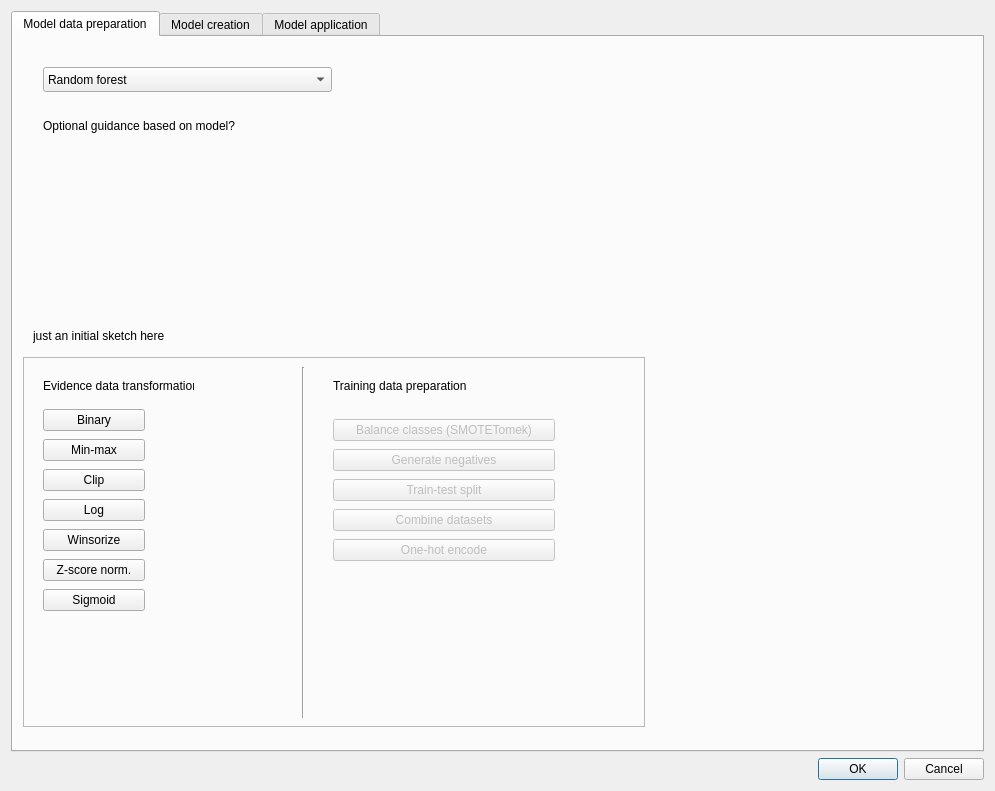
This is eis_qgis_plugin/resources/ui/changes_design_Ina/wizard_model.ui in GispoCoding/eis_qgis_plugin as Qt 5 draws it before an edit. The edited form follows.
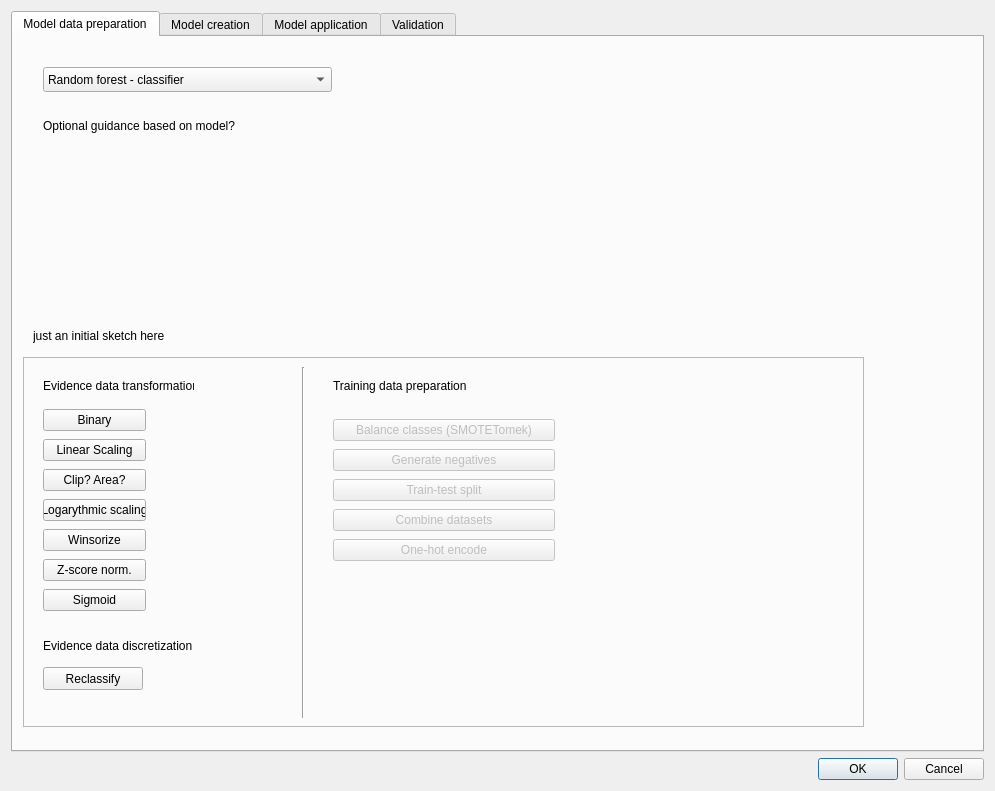
This is the edited form. The open tabs and pages were chosen to show the change. Custom widgets are drawn as their Qt base class.

Patch:
```diff
--- a/eis_qgis_plugin/resources/ui/changes_design_Ina/wizard_model.ui
+++ b/eis_qgis_plugin/resources/ui/changes_design_Ina/wizard_model.ui
@@ -47,7 +47,27 @@
        </property>
        <item>
         <property name="text">
-         <string>Random forest</string>
+         <string>Random forest - classifier</string>
+        </property>
+       </item>
+       <item>
+        <property name="text">
+         <string>Random forest - regressor</string>
+        </property>
+       </item>
+       <item>
+        <property name="text">
+         <string>Gradient boosting – classifier</string>
+        </property>
+       </item>
+       <item>
+        <property name="text">
+         <string>Gradient boosting – regressor</string>
+        </property>
+       </item>
+       <item>
+        <property name="text">
+         <string>Logistic regression (classifier)</string>
         </property>
        </item>
        <item>
@@ -66,7 +86,7 @@
         <rect>
          <x>10</x>
          <y>320</y>
-         <width>622</width>
+         <width>841</width>
          <height>370</height>
         </rect>
        </property>
@@ -100,7 +120,7 @@
          <rect>
           <x>20</x>
           <y>50</y>
-          <width>102</width>
+          <width>103</width>
           <height>213</height>
          </rect>
         </property>
@@ -115,21 +135,21 @@
          <item>
           <widget class="QPushButton" name="pushButton_4">
            <property name="text">
-            <string>Min-max</string>
+            <string>Linear Scaling</string>
            </property>
           </widget>
          </item>
          <item>
           <widget class="QPushButton" name="pushButton_7">
            <property name="text">
-            <string>Clip</string>
+            <string>Clip? Area?</string>
            </property>
           </widget>
          </item>
          <item>
           <widget class="QPushButton" name="pushButton_5">
            <property name="text">
-            <string>Log</string>
+            <string>Logarythmic scaling</string>
            </property>
           </widget>
          </item>
@@ -244,6 +264,32 @@
          </item>
         </layout>
        </widget>
+       <widget class="QLabel" name="label_15">
+        <property name="geometry">
+         <rect>
+          <x>20</x>
+          <y>280</y>
+          <width>181</width>
+          <height>17</height>
+         </rect>
+        </property>
+        <property name="text">
+         <string>Evidence data discretization</string>
+        </property>
+       </widget>
+       <widget class="QPushButton" name="pushButton_11">
+        <property name="geometry">
+         <rect>
+          <x>20</x>
+          <y>310</y>
+          <width>100</width>
+          <height>23</height>
+         </rect>
+        </property>
+        <property name="text">
+         <string>Reclassify</string>
+        </property>
+       </widget>
       </widget>
       <widget class="QLabel" name="label_13">
        <property name="geometry">
@@ -1027,6 +1073,34 @@
         <string>Run</string>
        </property>
       </widget>
+      <widget class="QListView" name="listView_2">
+       <property name="geometry">
+        <rect>
+         <x>30</x>
+         <y>200</y>
+         <width>271</width>
+         <height>192</height>
+        </rect>
+       </property>
+      </widget>
+      <widget class="QGroupBox" name="groupBox">
+       <property name="geometry">
+        <rect>
+         <x>140</x>
+         <y>550</y>
+         <width>120</width>
+         <height>80</height>
+        </rect>
+       </property>
+       <property name="title">
+        <string>GroupBox</string>
+       </property>
+      </widget>
+     </widget>
+     <widget class="QWidget" name="tab_8">
+      <attribute name="title">
+       <string>Validation</string>
+      </attribute>
      </widget>
     </widget>
    </item>
```
Left out of the diff: 40 changed lines with no effect on the pictures.
